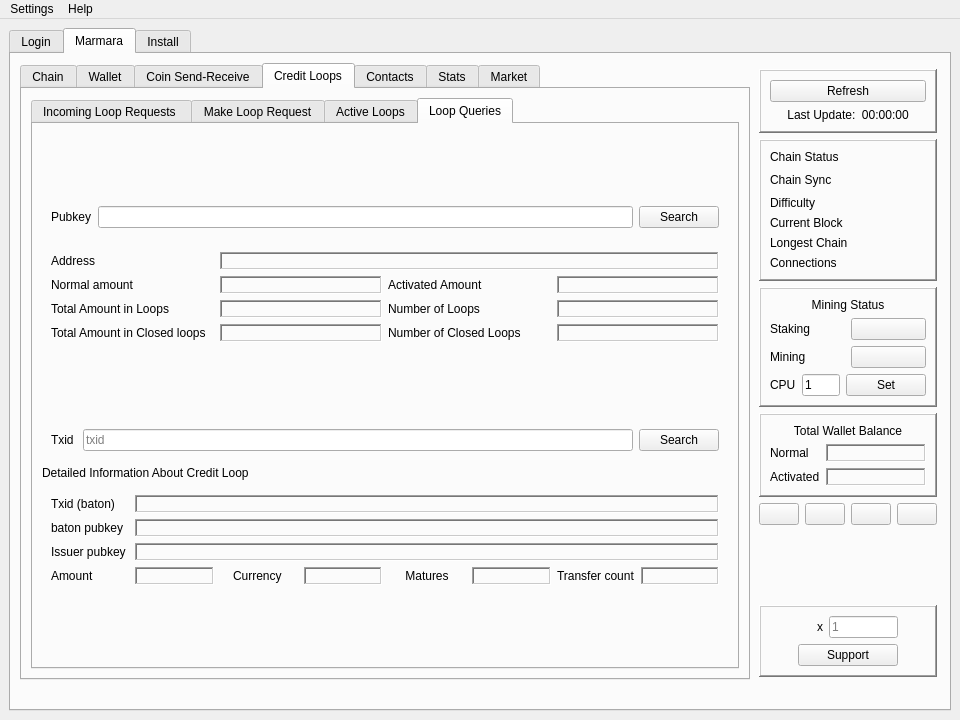
Old version of the form src/main/python/qtguidesign.ui in the repository marmarachain/marmara-connector.
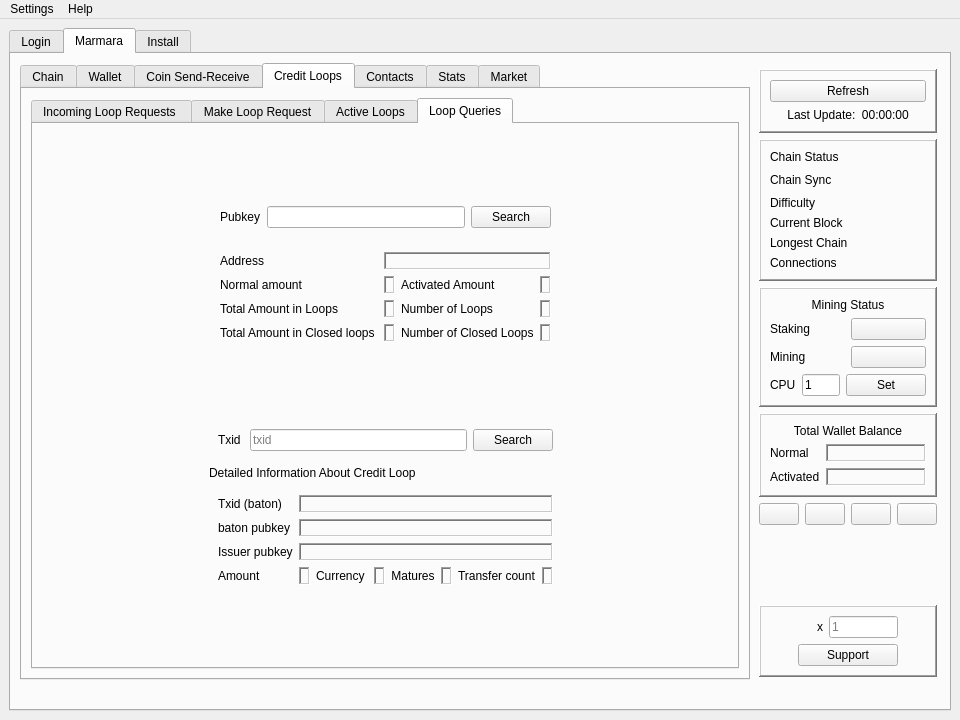
New version of the form. The open tabs and pages were chosen to show the change.

Commit message: [ref] loading gif size decreased and windows stays on top removed. [add] see chain log file added. debug button added to se text_browser on chain page. [fix] remote connection starting chain fixed. [fix] downloading chain zip with sudo removed. [add] if the chain is not working warning added. [fix] stopping chain function fixed if chain already stopped.

```diff
--- a/src/main/python/qtguidesign.ui
+++ b/src/main/python/qtguidesign.ui
@@ -4194,8 +4194,297 @@
                <attribute name="title">
                 <string>Loop Queries</string>
                </attribute>
-               <layout class="QVBoxLayout" name="verticalLayout_17">
-                <item>
+               <layout class="QGridLayout" name="gridLayout_56">
+                <item row="2" column="0">
+                 <spacer name="verticalSpacer_29">
+                  <property name="orientation">
+                   <enum>Qt::Vertical</enum>
+                  </property>
+                  <property name="sizeHint" stdset="0">
+                   <size>
+                    <width>20</width>
+                    <height>40</height>
+                   </size>
+                  </property>
+                 </spacer>
+                </item>
+                <item row="3" column="0">
+                 <layout class="QGridLayout" name="gridLayout_52">
+                  <item row="0" column="2" rowspan="3">
+                   <spacer name="horizontalSpacer_82">
+                    <property name="orientation">
+                     <enum>Qt::Horizontal</enum>
+                    </property>
+                    <property name="sizeHint" stdset="0">
+                     <size>
+                      <width>40</width>
+                      <height>20</height>
+                     </size>
+                    </property>
+                   </spacer>
+                  </item>
+                  <item row="1" column="1">
+                   <widget class="QLabel" name="loopquery_info_label">
+                    <property name="text">
+                     <string>Detailed Information About Credit Loop</string>
+                    </property>
+                   </widget>
+                  </item>
+                  <item row="2" column="1">
+                   <widget class="QFrame" name="txidquery_result_frame">
+                    <property name="sizePolicy">
+                     <sizepolicy hsizetype="Maximum" vsizetype="Maximum">
+                      <horstretch>0</horstretch>
+                      <verstretch>0</verstretch>
+                     </sizepolicy>
+                    </property>
+                    <property name="minimumSize">
+                     <size>
+                      <width>0</width>
+                      <height>0</height>
+                     </size>
+                    </property>
+                    <property name="maximumSize">
+                     <size>
+                      <width>16777215</width>
+                      <height>16777215</height>
+                     </size>
+                    </property>
+                    <layout class="QGridLayout" name="gridLayout_28">
+                     <item row="3" column="8">
+                      <widget class="QLabel" name="loopquery_transfercount_label">
+                       <property name="text">
+                        <string>Transfer count</string>
+                       </property>
+                      </widget>
+                     </item>
+                     <item row="3" column="3">
+                      <widget class="QLabel" name="loopquery_amount_value">
+                       <property name="frameShape">
+                        <enum>QFrame::WinPanel</enum>
+                       </property>
+                       <property name="frameShadow">
+                        <enum>QFrame::Sunken</enum>
+                       </property>
+                       <property name="text">
+                        <string/>
+                       </property>
+                       <property name="textInteractionFlags">
+                        <set>Qt::LinksAccessibleByMouse|Qt::TextSelectableByMouse</set>
+                       </property>
+                      </widget>
+                     </item>
+                     <item row="1" column="2">
+                      <widget class="QLabel" name="loopquery_batonpk_label">
+                       <property name="text">
+                        <string>baton pubkey</string>
+                       </property>
+                      </widget>
+                     </item>
+                     <item row="0" column="2">
+                      <widget class="QLabel" name="loopquery_baton_label">
+                       <property name="text">
+                        <string>Txid (baton)</string>
+                       </property>
+                       <property name="alignment">
+                        <set>Qt::AlignLeading|Qt::AlignLeft|Qt::AlignVCenter</set>
+                       </property>
+                      </widget>
+                     </item>
+                     <item row="1" column="3" colspan="7">
+                      <widget class="QLabel" name="loopquery_batonpk_value">
+                       <property name="frameShape">
+                        <enum>QFrame::WinPanel</enum>
+                       </property>
+                       <property name="frameShadow">
+                        <enum>QFrame::Sunken</enum>
+                       </property>
+                       <property name="text">
+                        <string/>
+                       </property>
+                       <property name="textInteractionFlags">
+                        <set>Qt::LinksAccessibleByMouse|Qt::TextSelectableByMouse</set>
+                       </property>
+                      </widget>
+                     </item>
+                     <item row="2" column="3" colspan="7">
+                      <widget class="QLabel" name="loopquery_issuer_value">
+                       <property name="frameShape">
+                        <enum>QFrame::WinPanel</enum>
+                       </property>
+                       <property name="frameShadow">
+                        <enum>QFrame::Sunken</enum>
+                       </property>
+                       <property name="text">
+                        <string/>
+                       </property>
+                       <property name="textInteractionFlags">
+                        <set>Qt::LinksAccessibleByMouse|Qt::TextSelectableByMouse</set>
+                       </property>
+                      </widget>
+                     </item>
+                     <item row="3" column="9">
+                      <widget class="QLabel" name="loopquery_transfercount_value">
+                       <property name="frameShape">
+                        <enum>QFrame::WinPanel</enum>
+                       </property>
+                       <property name="frameShadow">
+                        <enum>QFrame::Sunken</enum>
+                       </property>
+                       <property name="text">
+                        <string/>
+                       </property>
+                      </widget>
+                     </item>
+                     <item row="3" column="5">
+                      <widget class="QLabel" name="loopquery_currency_value">
+                       <property name="frameShape">
+                        <enum>QFrame::WinPanel</enum>
+                       </property>
+                       <property name="frameShadow">
+                        <enum>QFrame::Sunken</enum>
+                       </property>
+                       <property name="text">
+                        <string/>
+                       </property>
+                       <property name="textInteractionFlags">
+                        <set>Qt::LinksAccessibleByMouse|Qt::TextSelectableByMouse</set>
+                       </property>
+                      </widget>
+                     </item>
+                     <item row="3" column="6">
+                      <widget class="QLabel" name="loopquery_matures_label">
+                       <property name="text">
+                        <string>Matures</string>
+                       </property>
+                       <property name="alignment">
+                        <set>Qt::AlignCenter</set>
+                       </property>
+                      </widget>
+                     </item>
+                     <item row="3" column="7">
+                      <widget class="QLabel" name="loopquery_matures_value">
+                       <property name="frameShape">
+                        <enum>QFrame::WinPanel</enum>
+                       </property>
+                       <property name="frameShadow">
+                        <enum>QFrame::Sunken</enum>
+                       </property>
+                       <property name="text">
+                        <string/>
+                       </property>
+                       <property name="textInteractionFlags">
+                        <set>Qt::LinksAccessibleByMouse|Qt::TextSelectableByMouse</set>
+                       </property>
+                      </widget>
+                     </item>
+                     <item row="0" column="3" colspan="7">
+                      <widget class="QLabel" name="loopquery_baton_value">
+                       <property name="frameShape">
+                        <enum>QFrame::WinPanel</enum>
+                       </property>
+                       <property name="frameShadow">
+                        <enum>QFrame::Sunken</enum>
+                       </property>
+                       <property name="text">
+                        <string/>
+                       </property>
+                       <property name="textInteractionFlags">
+                        <set>Qt::LinksAccessibleByMouse|Qt::TextSelectableByMouse</set>
+                       </property>
+                      </widget>
+                     </item>
+                     <item row="2" column="2">
+                      <widget class="QLabel" name="loopquery_issuer_label">
+                       <property name="text">
+                        <string>Issuer pubkey</string>
+                       </property>
+                       <property name="alignment">
+                        <set>Qt::AlignLeading|Qt::AlignLeft|Qt::AlignVCenter</set>
+                       </property>
+                      </widget>
+                     </item>
+                     <item row="3" column="4">
+                      <widget class="QLabel" name="loopquery_currency_label">
+                       <property name="text">
+                        <string>Currency </string>
+                       </property>
+                       <property name="alignment">
+                        <set>Qt::AlignCenter</set>
+                       </property>
+                      </widget>
+                     </item>
+                     <item row="3" column="2">
+                      <widget class="QLabel" name="loopquery_amount_label">
+                       <property name="text">
+                        <string>Amount</string>
+                       </property>
+                       <property name="alignment">
+                        <set>Qt::AlignLeading|Qt::AlignLeft|Qt::AlignVCenter</set>
+                       </property>
+                      </widget>
+                     </item>
+                    </layout>
+                   </widget>
+                  </item>
+                  <item row="0" column="1">
+                   <widget class="QFrame" name="loopquery_seach_frame">
+                    <property name="maximumSize">
+                     <size>
+                      <width>16777215</width>
+                      <height>16777215</height>
+                     </size>
+                    </property>
+                    <property name="frameShape">
+                     <enum>QFrame::NoFrame</enum>
+                    </property>
+                    <property name="frameShadow">
+                     <enum>QFrame::Raised</enum>
+                    </property>
+                    <layout class="QHBoxLayout" name="horizontalLayout_9">
+                     <item>
+                      <widget class="QLabel" name="loopsearch_txid_label">
+                       <property name="text">
+                        <string>Txid </string>
+                       </property>
+                      </widget>
+                     </item>
+                     <item>
+                      <widget class="QLineEdit" name="loopsearch_txid_lineEdit">
+                       <property name="text">
+                        <string/>
+                       </property>
+                       <property name="placeholderText">
+                        <string>txid</string>
+                       </property>
+                      </widget>
+                     </item>
+                     <item>
+                      <widget class="QPushButton" name="lq_txid_search_button">
+                       <property name="text">
+                        <string>Search</string>
+                       </property>
+                      </widget>
+                     </item>
+                    </layout>
+                   </widget>
+                  </item>
+                  <item row="0" column="0" rowspan="3">
+                   <spacer name="horizontalSpacer_85">
+                    <property name="orientation">
+                     <enum>Qt::Horizontal</enum>
+                    </property>
+                    <property name="sizeHint" stdset="0">
+                     <size>
+                      <width>40</width>
+                      <height>20</height>
+                     </size>
+                    </property>
+                   </spacer>
+                  </item>
+                 </layout>
+                </item>
+                <item row="0" column="0">
                  <spacer name="verticalSpacer_30">
                   <property name="orientation">
                    <enum>Qt::Vertical</enum>
@@ -4208,13 +4497,26 @@
                   </property>
                  </spacer>
                 </item>
-                <item>
+                <item row="4" column="0">
+                 <spacer name="verticalSpacer_39">
+                  <property name="orientation">
+                   <enum>Qt::Vertical</enum>
+                  </property>
+                  <property name="sizeHint" stdset="0">
+                   <size>
+                    <width>20</width>
+                    <height>40</height>
+                   </size>
+                  </property>
+                 </spacer>
+                </item>
+                <item row="1" column="0">
                  <layout class="QGridLayout" name="pubkeyqueries_Layout">
                   <item row="0" column="1">
                    <widget class="QFrame" name="loopqueries_pubkey_frame">
                     <property name="maximumSize">
                      <size>
-                      <width>815</width>
+                      <width>16777215</width>
                       <height>16777215</height>
                      </size>
                     </property>
@@ -4249,7 +4551,7 @@
                    <widget class="QFrame" name="loopquery_result_frame">
                     <property name="maximumSize">
                      <size>
-                      <width>815</width>
+                      <width>16777215</width>
                       <height>16777215</height>
                      </size>
                     </property>
@@ -4424,284 +4726,34 @@
                     </layout>
                    </widget>
                   </item>
-                 </layout>
-                </item>
-                <item>
-                 <spacer name="verticalSpacer_29">
-                  <property name="orientation">
-                   <enum>Qt::Vertical</enum>
-                  </property>
-                  <property name="sizeHint" stdset="0">
-                   <size>
-                    <width>20</width>
-                    <height>40</height>
-                   </size>
-                  </property>
-                 </spacer>
-                </item>
-                <item>
-                 <layout class="QGridLayout" name="txidqueries_Layout">
-                  <item row="3" column="0">
-                   <widget class="QFrame" name="txidquery_result_frame">
-                    <property name="sizePolicy">
-                     <sizepolicy hsizetype="Maximum" vsizetype="Maximum">
-                      <horstretch>0</horstretch>
-                      <verstretch>0</verstretch>
-                     </sizepolicy>
-                    </property>
-                    <property name="minimumSize">
-                     <size>
-                      <width>0</width>
-                      <height>0</height>
-                     </size>
-                    </property>
-                    <property name="maximumSize">
-                     <size>
-                      <width>815</width>
-                      <height>16777215</height>
-                     </size>
-                    </property>
-                    <layout class="QGridLayout" name="gridLayout_28">
-                     <item row="3" column="9">
-                      <widget class="QLabel" name="loopquery_transfercount_value">
-                       <property name="frameShape">
-                        <enum>QFrame::WinPanel</enum>
-                       </property>
-                       <property name="frameShadow">
-                        <enum>QFrame::Sunken</enum>
-                       </property>
-                       <property name="text">
-                        <string/>
-                       </property>
-                      </widget>
-                     </item>
-                     <item row="3" column="8">
-                      <widget class="QLabel" name="loopquery_transfercount_label">
-                       <property name="text">
-                        <string>Transfer count</string>
-                       </property>
-                      </widget>
-                     </item>
-                     <item row="3" column="7">
-                      <widget class="QLabel" name="loopquery_matures_value">
-                       <property name="frameShape">
-                        <enum>QFrame::WinPanel</enum>
-                       </property>
-                       <property name="frameShadow">
-                        <enum>QFrame::Sunken</enum>
-                       </property>
-                       <property name="text">
-                        <string/>
-                       </property>
-                       <property name="textInteractionFlags">
-                        <set>Qt::LinksAccessibleByMouse|Qt::TextSelectableByMouse</set>
-                       </property>
-                      </widget>
-                     </item>
-                     <item row="3" column="6">
-                      <widget class="QLabel" name="loopquery_matures_label">
-                       <property name="text">
-                        <string>Matures</string>
-                       </property>
-                       <property name="alignment">
-                        <set>Qt::AlignCenter</set>
-                       </property>
-                      </widget>
-                     </item>
-                     <item row="3" column="5">
-                      <widget class="QLabel" name="loopquery_currency_value">
-                       <property name="frameShape">
-                        <enum>QFrame::WinPanel</enum>
-                       </property>
-                       <property name="frameShadow">
-                        <enum>QFrame::Sunken</enum>
-                       </property>
-                       <property name="text">
-                        <string/>
-                       </property>
-                       <property name="textInteractionFlags">
-                        <set>Qt::LinksAccessibleByMouse|Qt::TextSelectableByMouse</set>
-                       </property>
-                      </widget>
-                     </item>
-                     <item row="3" column="4">
-                      <widget class="QLabel" name="loopquery_currency_label">
-                       <property name="text">
-                        <string>Currency </string>
-                       </property>
-                       <property name="alignment">
-                        <set>Qt::AlignCenter</set>
-                       </property>
-                      </widget>
-                     </item>
-                     <item row="3" column="3">
-                      <widget class="QLabel" name="loopquery_amount_value">
-                       <property name="frameShape">
-                        <enum>QFrame::WinPanel</enum>
-                       </property>
-                       <property name="frameShadow">
-                        <enum>QFrame::Sunken</enum>
-                       </property>
-                       <property name="text">
-                        <string/>
-                       </property>
-                       <property name="textInteractionFlags">
-                        <set>Qt::LinksAccessibleByMouse|Qt::TextSelectableByMouse</set>
-                       </property>
-                      </widget>
-                     </item>
-                     <item row="3" column="2">
-                      <widget class="QLabel" name="loopquery_amount_label">
-                       <property name="text">
-                        <string>Amount</string>
-                       </property>
-                       <property name="alignment">
-                        <set>Qt::AlignLeading|Qt::AlignLeft|Qt::AlignVCenter</set>
-                       </property>
-                      </widget>
-                     </item>
-                     <item row="2" column="3" colspan="7">
-                      <widget class="QLabel" name="loopquery_issuer_value">
-                       <property name="frameShape">
-                        <enum>QFrame::WinPanel</enum>
-                       </property>
-                       <property name="frameShadow">
-                        <enum>QFrame::Sunken</enum>
-                       </property>
-                       <property name="text">
-                        <string/>
-                       </property>
-                       <property name="textInteractionFlags">
-                        <set>Qt::LinksAccessibleByMouse|Qt::TextSelectableByMouse</set>
-                       </property>
-                      </widget>
-                     </item>
-                     <item row="2" column="2">
-                      <widget class="QLabel" name="loopquery_issuer_label">
-                       <property name="text">
-                        <string>Issuer pubkey</string>
-                       </property>
-                       <property name="alignment">
-                        <set>Qt::AlignLeading|Qt::AlignLeft|Qt::AlignVCenter</set>
-                       </property>
-                      </widget>
-                     </item>
-                     <item row="0" column="3" colspan="7">
-                      <widget class="QLabel" name="loopquery_baton_value">
-                       <property name="frameShape">
-                        <enum>QFrame::WinPanel</enum>
-                       </property>
-                       <property name="frameShadow">
-                        <enum>QFrame::Sunken</enum>
-                       </property>
-                       <property name="text">
-                        <string/>
-                       </property>
-                       <property name="textInteractionFlags">
-                        <set>Qt::LinksAccessibleByMouse|Qt::TextSelectableByMouse</set>
-                       </property>
-                      </widget>
-                     </item>
-                     <item row="1" column="3" colspan="7">
-                      <widget class="QLabel" name="loopquery_batonpk_value">
-                       <property name="frameShape">
-                        <enum>QFrame::WinPanel</enum>
-                       </property>
-                       <property name="frameShadow">
-                        <enum>QFrame::Sunken</enum>
-                       </property>
-                       <property name="text">
-                        <string/>
-                       </property>
-                       <property name="textInteractionFlags">
-                        <set>Qt::LinksAccessibleByMouse|Qt::TextSelectableByMouse</set>
-                       </property>
-                      </widget>
-                     </item>
-                     <item row="0" column="2">
-                      <widget class="QLabel" name="loopquery_baton_label">
-                       <property name="text">
-                        <string>Txid (baton)</string>
-                       </property>
-                       <property name="alignment">
-                        <set>Qt::AlignLeading|Qt::AlignLeft|Qt::AlignVCenter</set>
-                       </property>
-                      </widget>
-                     </item>
-                     <item row="1" column="2">
-                      <widget class="QLabel" name="loopquery_batonpk_label">
-                       <property name="text">
-                        <string>baton pubkey</string>
-                       </property>
-                      </widget>
-                     </item>
-                    </layout>
-                   </widget>
-                  </item>
-                  <item row="2" column="0">
-                   <widget class="QLabel" name="loopquery_info_label">
-                    <property name="text">
-                     <string>Detailed Information About Credit Loop</string>
-                    </property>
-                   </widget>
-                  </item>
                   <item row="0" column="0" rowspan="2">
-                   <widget class="QFrame" name="loopquery_seach_frame">
-                    <property name="maximumSize">
+                   <spacer name="horizontalSpacer_83">
+                    <property name="orientation">
+                     <enum>Qt::Horizontal</enum>
+                    </property>
+                    <property name="sizeHint" stdset="0">
                      <size>
-                      <width>815</width>
-                      <height>16777215</height>
+                      <width>40</width>
+                      <height>20</height>
                      </size>
                     </property>
-                    <property name="frameShape">
-                     <enum>QFrame::NoFrame</enum>
+                   </spacer>
+                  </item>
+                  <item row="0" column="2" rowspan="2">
+                   <spacer name="horizontalSpacer_84">
+                    <property name="orientation">
+                     <enum>Qt::Horizontal</enum>
                     </property>
-                    <property name="frameShadow">
-                     <enum>QFrame::Raised</enum>
+                    <property name="sizeHint" stdset="0">
+                     <size>
+                      <width>40</width>
+                      <height>20</height>
+                     </size>
                     </property>
-                    <layout class="QHBoxLayout" name="horizontalLayout_9">
-                     <item>
-                      <widget class="QLabel" name="loopsearch_txid_label">
-                       <property name="text">
-                        <string>Txid </string>
-                       </property>
-                      </widget>
-                     </item>
-                     <item>
-                      <widget class="QLineEdit" name="loopsearch_txid_lineEdit">
-                       <property name="text">
-                        <string/>
-                       </property>
-                       <property name="placeholderText">
-                        <string>txid</string>
-                       </property>
-                      </widget>
-                     </item>
-                     <item>
-                      <widget class="QPushButton" name="lq_txid_search_button">
-                       <property name="text">
-                        <string>Search</string>
-                       </property>
-                      </widget>
-                     </item>
-                    </layout>
-                   </widget>
+                   </spacer>
                   </item>
                  </layout>
                 </item>
-                <item>
-                 <spacer name="verticalSpacer_39">
-                  <property name="orientation">
-                   <enum>Qt::Vertical</enum>
-                  </property>
-                  <property name="sizeHint" stdset="0">
-                   <size>
-                    <width>20</width>
-                    <height>40</height>
-                   </size>
-                  </property>
-                 </spacer>
-                </item>
                </layout>
               </widget>
              </widget>
```
Left out of the diff: 25 changed lines with no effect on the pictures. The commit also changes 5 other files.
